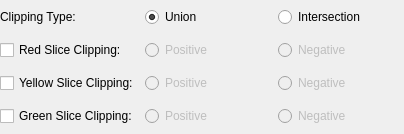
Qt form Libs/MRML/Widgets/Resources/UI/qMRMLClipNodeWidget.ui (Slicer/SlicerGitSVNArchive) before a commit.
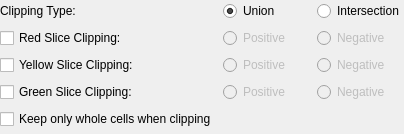
The same form after that commit. Icons and pictures are not drawn.

Commit message:
ENH: Added straight vs whole cell clipping option for meshes
See: http://na-mic.org/Mantis/view.php?id=4335

```diff
--- a/Libs/MRML/Widgets/Resources/UI/qMRMLClipNodeWidget.ui
+++ b/Libs/MRML/Widgets/Resources/UI/qMRMLClipNodeWidget.ui
@@ -190,6 +190,19 @@
      </property>
     </widget>
    </item>
+   <item row="4" column="0">
+    <widget class="QCheckBox" name="WholeCellClippingCheckBox">
+      <property name="checked">
+        <bool>false</bool>
+      </property>
+      <property name="text">
+      <string>Keep only whole cells when clipping</string>
+     </property>
+     <property name="toolTip">
+      <string>Keep only whole cells when clipping</string>
+     </property>
+    </widget>
+   </item>
   </layout>
  </widget>
  <resources>
```
The commit also changes 5 other files.
